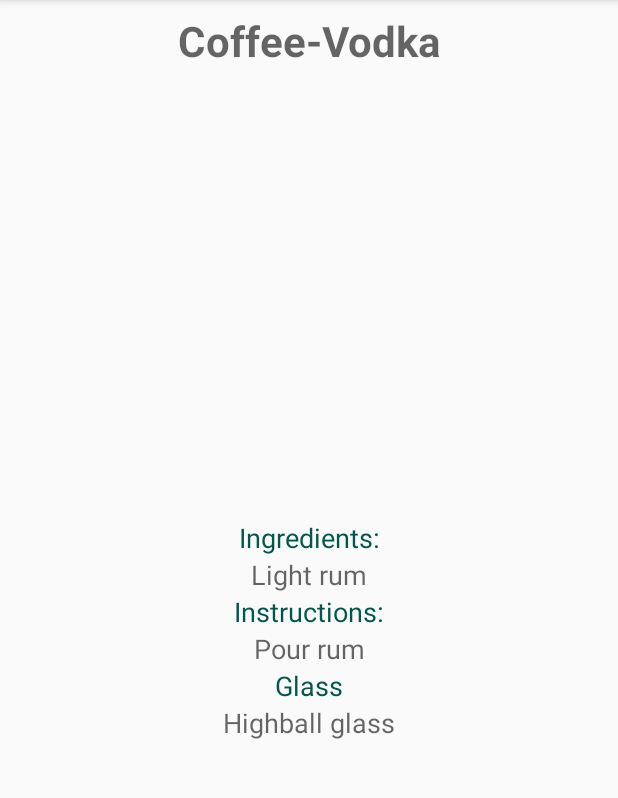
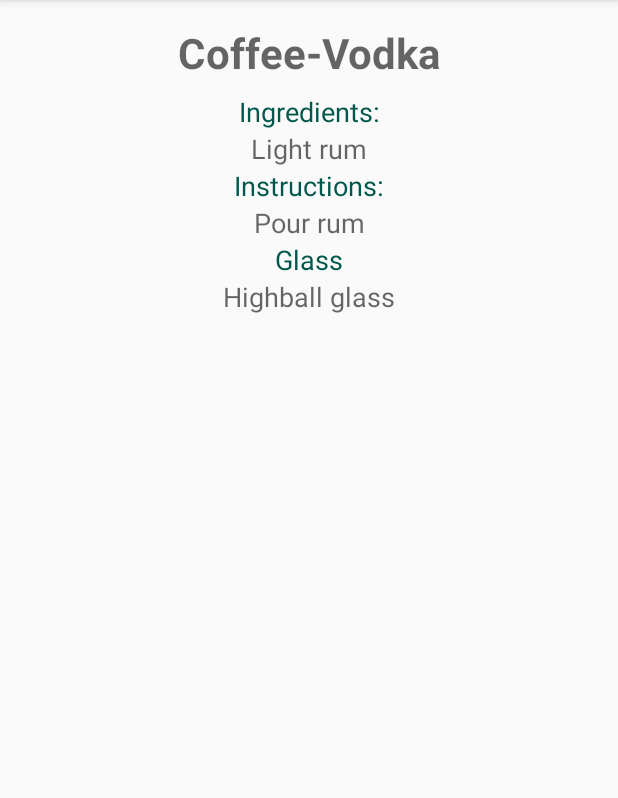
Before and after one commit to ccharle/Team-6-HappyHourAnytime, an Android app: the NameOrIngredientActivityDisplay screen opened directly, with no data from a screen before it, on a phone screen of 412 x 824 dp, the part 84-882 px from its top. Run offline under Robolectric (Android 15) with nearby library versions, the phone set to English and light mode, and no system bars; our stand-ins replace Picasso; pictures from the network do not load.

Commit message:
add activities

```diff
--- a/app/src/main/java/org/pursuit/team_6_happyhouranytime/NameOrIngredientActivityDisplay.java
+++ b/app/src/main/java/org/pursuit/team_6_happyhouranytime/NameOrIngredientActivityDisplay.java
@@ -1,13 +1,91 @@
 package org.pursuit.team_6_happyhouranytime;
 
+import android.annotation.SuppressLint;
+import android.content.Intent;
+import android.support.annotation.DimenRes;
 import android.support.v7.app.AppCompatActivity;
 import android.os.Bundle;
+import android.util.Log;
+import android.widget.ImageView;
+import android.widget.TextView;
+import android.widget.Toast;
+
+import com.squareup.picasso.Picasso;
+
+import org.pursuit.team_6_happyhouranytime.models.Drinks;
+import org.pursuit.team_6_happyhouranytime.models.DrinksResponse;
+import org.pursuit.team_6_happyhouranytime.network.RetrofitSingleton;
+
+import java.util.ArrayList;
+import java.util.List;
+
+import retrofit2.Call;
+import retrofit2.Callback;
+import retrofit2.Response;
 
 public class NameOrIngredientActivityDisplay extends AppCompatActivity {
+    private TextView displayName, displayIngredient, ingredientInfo, instructionText, glassText, glassInfoText;
+    private ImageView displayDrink;
+    private String drinkId;
+    private List<Drinks> drinkList;
+    private final String TAG = "IDsearch";
+    private final String ID_KEY = "identification";
+    private final String TOAST_ERROR = "Check Connection";
 
     @Override
     protected void onCreate(Bundle savedInstanceState) {
         super.onCreate(savedInstanceState);
         setContentView(R.layout.activity_name_or_ingredient_display);
+        Intent intent = getIntent();
+        drinkId = intent.getStringExtra(ID_KEY);
+        findViews();
+        getRetrofitCall();
+    }
+
+    private void getRetrofitCall() {
+        RetrofitSingleton.getInstance()
+                .getBartenderService()
+                .getById(drinkId)
+                .enqueue(new Callback<DrinksResponse>() {
+                    @SuppressLint("SetTextI18n")
+                    @Override
+                    public void onResponse(Call<DrinksResponse> call, Response<DrinksResponse> response) {
+                        Log.d(TAG, "OnResponse" + response.body());
+                        drinkList = new ArrayList<>();
+                        if (response.body() != null) {
+                            drinkList.addAll(response.body().getDrinks());
+                            displayName.setText(drinkList.get(0).getStrDrink());
+                            ingredientInfo.setText(drinkList.get(0).getStrIngredient1()
+                                    + "\n" + drinkList.get(0).getStrIngredient2()
+                                    + "\n" + drinkList.get(0).getStrIngredient3()
+                                    + "\n" +  drinkList.get(0).getStrIngredient4()
+                                    + "\n" +  drinkList.get(0).getStrIngredient5()
+                                    + "\n" +  drinkList.get(0).getStrIngredient6()
+                            );
+                            Picasso.get().load(drinkList.get(0).getStrDrinkThumb()).placeholder(R.drawable.ic_launcher_foreground)
+                                    .resize(500, 500).into(displayDrink);
+
+                        } else {
+                            Toast.makeText(
+                                    NameOrIngredientActivityDisplay.this, TOAST_ERROR,
+                                    Toast.LENGTH_SHORT).show();
+                        }
+                    }
+
+                    @Override
+                    public void onFailure(Call<DrinksResponse> call, Throwable t) {
+
+                    }
+                });
+    }
+
+    public void findViews() {
+        displayName = findViewById(R.id.display_drink_name_textView);
+        displayIngredient = findViewById(R.id.ingredient_textView);
+        ingredientInfo = findViewById(R.id.ingredient_info_textView);
+        instructionText = findViewById(R.id.instruction_textView);
+        glassText = findViewById(R.id.glass_textView);
+        glassInfoText = findViewById(R.id.glass_info_textView);
+        displayDrink = findViewById(R.id.display_drink_imageView);
     }
 }
--- a/app/src/main/java/org/pursuit/team_6_happyhouranytime/network/BartenderService.java
+++ b/app/src/main/java/org/pursuit/team_6_happyhouranytime/network/BartenderService.java
@@ -18,6 +18,13 @@ public interface BartenderService {
     Call<DrinksResponse> getDrinkType(
             @Query("a") String drinkType
     );
+    @GET("/api/json/v1/1/filter.php")
+    Call<DrinksResponse>getIngredient(
+            @Query("i") String drinkIngredient);
+
+    @GET("/api/json/v1/1/lookup.php")
+    Call<DrinksResponse> getById(@Query("i") String drinkID);
+
 
 
     //https://www.thecocktaildb.com/api/json/v1/1/search.php?s=margarita
--- a/app/src/main/java/org/pursuit/team_6_happyhouranytime/recyclerview/DrinkAdapter.java
+++ b/app/src/main/java/org/pursuit/team_6_happyhouranytime/recyclerview/DrinkAdapter.java
@@ -23,7 +23,7 @@ public class DrinkAdapter extends RecyclerView.Adapter<DrinkViewHolder> {
     @Override
     public DrinkViewHolder onCreateViewHolder(@NonNull ViewGroup viewGroup, int i) {
         View view = LayoutInflater.from(viewGroup.getContext())
-                .inflate(R.layout.itemview_drinks, viewGroup, false);
+                .inflate(R.layout.itemview_drinks_by_name, viewGroup, false);
         return new DrinkViewHolder(view);
     }
 
--- a/app/src/main/java/org/pursuit/team_6_happyhouranytime/recyclerview/DrinkViewHolder.java
+++ b/app/src/main/java/org/pursuit/team_6_happyhouranytime/recyclerview/DrinkViewHolder.java
@@ -11,6 +11,7 @@ import org.pursuit.team_6_happyhouranytime.R;
 import org.pursuit.team_6_happyhouranytime.models.Drinks;
 
 class DrinkViewHolder extends RecyclerView.ViewHolder {
+    private final String ID_KEY = "identification";
 
     private TextView drinkNameView;
 
@@ -20,12 +21,14 @@ class DrinkViewHolder extends RecyclerView.ViewHolder {
         drinkNameView = itemView.findViewById(R.id.drink_name_view);
     }
 
-    public void onBind(Drinks drink) {
+    public void onBind(final Drinks drink) {
         drinkNameView.setText(drink.getStrDrink());
         itemView.setOnClickListener(new View.OnClickListener() {
             @Override
             public void onClick(View v) {
+                String id = drink.getIdDrink();
                 Intent intent = new Intent(v.getContext(), NameOrIngredientActivityDisplay.class);
+                intent.putExtra(ID_KEY, id);
                 v.getContext().startActivity(intent);
             }
         });
--- a/app/src/main/res/layout/activity_name_or_ingredient_display.xml
+++ b/app/src/main/res/layout/activity_name_or_ingredient_display.xml
@@ -1,5 +1,5 @@
 <?xml version="1.0" encoding="utf-8"?>
-<LinearLayout xmlns:android="http://schemas.android.com/apk/res/android"
+<android.support.constraint.ConstraintLayout xmlns:android="http://schemas.android.com/apk/res/android"
     xmlns:app="http://schemas.android.com/apk/res-auto"
     xmlns:tools="http://schemas.android.com/tools"
     android:layout_width="match_parent"
@@ -8,27 +8,44 @@
     android:orientation="vertical"
     tools:context=".NameOrIngredientActivityDisplay">
 
+    <TextView
+        android:id="@+id/display_drink_name_textView"
+        android:layout_width="match_parent"
+        android:layout_height="0dp"
+        android:layout_marginStart="8dp"
+        android:layout_marginTop="8dp"
+        android:layout_marginEnd="8dp"
+        android:fontFamily="sans-serif"
+        android:gravity="center"
+        android:hint="Coffee-Vodka"
+        android:textColor="@color/colorPrimaryDark"
+        android:textSize="28sp"
+        android:textStyle="bold"
+        app:layout_constraintEnd_toEndOf="parent"
+        app:layout_constraintStart_toStartOf="parent"
+        app:layout_constraintTop_toTopOf="parent" />
+
+
+    <ImageView
+        android:id="@+id/display_drink_imageView"
+        android:layout_width="wrap_content"
+        android:layout_height="wrap_content"
+        android:layout_marginStart="8dp"
+        android:layout_marginTop="8dp"
+        android:layout_marginEnd="8dp"
+        app:layout_constraintEnd_toEndOf="parent"
+        app:layout_constraintStart_toStartOf="parent"
+        app:layout_constraintTop_toBottomOf="@+id/display_drink_name_textView" />
 
     <LinearLayout
         android:layout_width="match_parent"
         android:layout_height="wrap_content"
-        android:orientation="vertical">
+        android:orientation="vertical"
+        tools:layout_editor_absoluteX="0dp"
+        tools:layout_editor_absoluteY="488dp"
+        app:layout_constraintTop_toBottomOf="@id/display_drink_imageView">
 
-        <TextView
-            android:id="@+id/display_drink_name_textView"
-            android:layout_width="match_parent"
-            android:layout_height="wrap_content"
-            android:fontFamily="sans-serif"
-            android:gravity="center"
-            android:hint="Coffee-Vodka"
-            android:textColor="@color/colorPrimaryDark"
-            android:textSize="28sp"
-            android:textStyle="bold" />
 
-        <ImageView
-            android:id="@+id/display_drink_imageView"
-            android:layout_width="300dp"
-            android:layout_height="300dp" />
 
         <TextView
             android:id="@+id/ingredient_textView"
@@ -77,9 +94,9 @@
             android:id="@+id/glass_info_textView"
             android:layout_width="match_parent"
             android:layout_height="wrap_content"
+            android:gravity="center"
             android:hint="Highball glass"
-            android:textSize="18sp"
-            android:gravity="center" />
+            android:textSize="18sp" />
 
     </LinearLayout>
-</LinearLayout>
+</android.support.constraint.ConstraintLayout>
--- a/app/src/main/res/values/dimens.xml
+++ b/app/src/main/res/values/dimens.xml
@@ -2,4 +2,5 @@
 <resources>
     <dimen name="layout_margin_8">8dp</dimen>
     <dimen name="drink_name_text_size">32sp</dimen>
+    <dimen name="fab_margin">16dp</dimen>
 </resources>
--- a/app/src/main/res/values/strings.xml
+++ b/app/src/main/res/values/strings.xml
@@ -4,4 +4,5 @@
     <string name="title_activity_ingredient_result">IngredientActivityResult</string>
     <string name="title_activity_name_display">NameActivityDisplay</string>
     <string name="title_activity_ingrdient_display">IngrdientActivityDisplay</string>
+    <string name="title_activity_ingredeint_search_view">IngredeintSearchViewActivity</string>
 </resources>
```
Also changed, not shown: app/build.gradle (+9 -13 lines), app/src/main/AndroidManifest.xml (+7 -3 lines), app/src/main/java/org/pursuit/team_6_happyhouranytime/MainActivity.java (+3 -29 lines), app/src/main/java/org/pursuit/team_6_happyhouranytime/models/Drinks.java (+128 -1 lines), app/src/main/java/org/pursuit/team_6_happyhouranytime/recyclerview/IngredientSearchViewActivity.java (added, +99 -0 lines), app/src/main/res/layout/activity_ingredeint_search_view.xml (added, +33 -0 lines), app/src/main/res/layout/content_ingredient_search_view.xml (added, +37 -0 lines), app/src/main/res/layout/itemview_by_ingredient.xml (added, +16 -0 lines), app/src/main/res/layout/itemview_drinks_by_name.xml (renamed from app/src/main/res/layout/itemview_drinks.xml).
